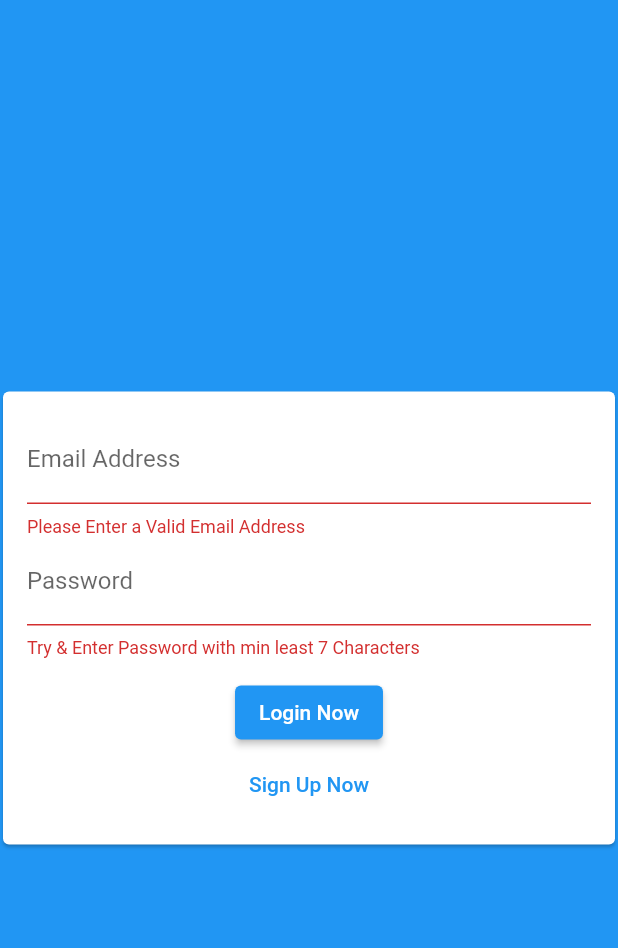
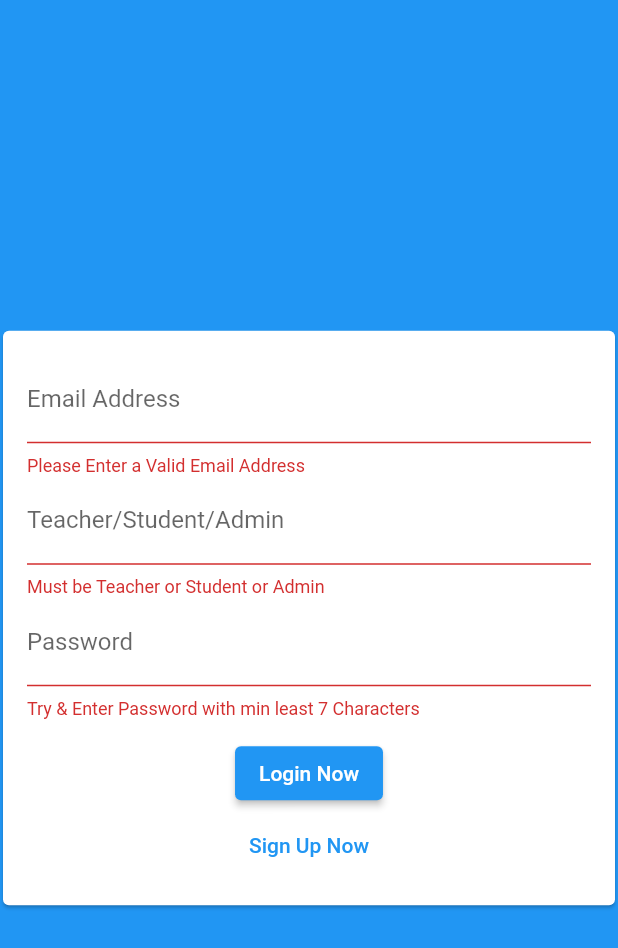
Before and after one commit to TrophyDevelopersUganda/Chat-Mobile-App-for-Web-Android-IOS-Mobile-By-Trophy-Developers-Uganda, a Flutter app: the screen it shows after launch, after a tap on "Login Now", on a phone screen of 412 x 824 dp. Shown: the top 948 px of the screen. Run offline on Flutter 3.47's test engine with Material 2 defaults, Android fonts, the phone set to English and light mode, and no system bars; our stand-ins replace cloud_firestore, firebase_auth, firebase_core; accounts and stored records are empty.

```diff
--- a/fullchatside/lib/main.dart
+++ b/fullchatside/lib/main.dart
@@ -1,12 +1,13 @@
+import 'package:firebase_auth/firebase_auth.dart';
 import 'package:firebase_core/firebase_core.dart';
 import 'package:flutter/material.dart';
 import 'package:fullchatside/screens_chat/auth_screen.dart';
-// import 'package:fullchatside/screens_chat/chat_screen.dart';
+import 'package:fullchatside/screens_chat/chat_screen.dart';
+Future<void> main() async {
 
-Future<void> main() async {
   WidgetsFlutterBinding.ensureInitialized();
   await Firebase.initializeApp();
-    runApp(const MyApp());
+  runApp(const MyApp());
 }
 
 class MyApp extends StatelessWidget {
@@ -15,23 +16,34 @@ class MyApp extends StatelessWidget {
   // This widget is the root of your application.
   @override
   Widget build(BuildContext context) {
-    return MaterialApp(debugShowCheckedModeBanner: false,
+    return MaterialApp(
+      debugShowCheckedModeBanner: false,
       title: 'Akaboozi ',
       theme: ThemeData(
-        primarySwatch: Colors.blue,
-        scaffoldBackgroundColor: Colors.blueAccent,
-        bottomAppBarColor: Colors.blueAccent,
-        backgroundColor:Colors.blueAccent,
+     bottomAppBarColor: Colors.blueAccent
+        // primarySwatch: Colors.white70,
+        // scaffoldBackgroundColor: Colors.blueAccent,
+        // bottomAppBarColor: Colors.blueAccent,
+        // backgroundColor: Colors.blueAccent,
       ),
-      home: const AuthScreen(),
+      home:StreamBuilder<User?>(
+          stream:    FirebaseAuth.instance.authStateChanges(),
+          builder: (ctx, userSnapshot) {
+            if (userSnapshot.hasData) {
+              return const ChatScreen();
+            }
+            return const AuthScreen();
+          }),
+      // const AuthScreen(),
     );
   }
 }
 // Future<void> main() async {
-//   runApp( const MyApp());
+
 
 //   WidgetsFlutterBinding.ensureInitialized();
 //   await Firebase.initializeApp();
+//   runApp( const MyApp());
 // }
 // class MyApp extends StatelessWidget {
 //   const MyApp({Key? key}) : super(key: key);
--- a/fullchatside/lib/screens_chat/auth_screen.dart
+++ b/fullchatside/lib/screens_chat/auth_screen.dart
@@ -17,9 +17,11 @@ class _AuthScreenState extends State<AuthScreen> {
   var _isLoading = false;
 
   void _submitAuthForm(
+
     String email,
     String password,
     String username,
+    String role,
     bool isLogin,
     BuildContext ctx,
   ) async {
@@ -41,7 +43,7 @@ class _AuthScreenState extends State<AuthScreen> {
             .collection('users')
             .doc(authResult.user!.uid)
             .set({'username':username,'email':email,
-            //  'password': password,
+       'role': role,
              });
       }
     } on PlatformException catch (err) {
@@ -72,11 +74,13 @@ class _AuthScreenState extends State<AuthScreen> {
 
   @override
   Widget build(BuildContext context) {
-    return Scaffold(
-      backgroundColor:  Colors.blue,
-      body: AuthForm(
-        _submitAuthForm,
-        _isLoading,
+    return SafeArea(  bottom: false,
+      child: Scaffold(
+        backgroundColor:  Colors.blue,
+        body: AuthForm(
+          _submitAuthForm,
+          _isLoading,
+        ),
       ),
     );
   }
--- a/fullchatside/lib/widgets/auths/auth_form.dart
+++ b/fullchatside/lib/widgets/auths/auth_form.dart
@@ -1,15 +1,14 @@
 import 'package:flutter/material.dart';
 
 class AuthForm extends StatefulWidget {
-  const AuthForm(
-    this.submitFn,
-    this.isLoading, {Key? key}) : super(key: key);
+  const AuthForm(this.submitFn, this.isLoading, {Key? key}) : super(key: key);
 
   final bool isLoading;
   final void Function(
     String email,
     String password,
     String userName,
+    String role,
     bool isLogin,
     BuildContext ctx,
   ) submitFn;
@@ -23,6 +22,7 @@ class _AuthFormState extends State<AuthForm> {
   var _userEmail = '';
   var _userName = '';
   var _userPassword = '';
+  var _role = "";
   void _trySubmit() {
     final isValid = _formKey.currentState?.validate();
     FocusScope.of(context).unfocus();
@@ -32,6 +32,7 @@ class _AuthFormState extends State<AuthForm> {
         _userEmail.trim().toLowerCase(),
         _userPassword.trim(),
         _userName.trim().toLowerCase(),
+        _role.trim(),
         _isLogin,
         context,
       );
@@ -89,6 +90,22 @@ class _AuthFormState extends State<AuthForm> {
                         },
                       ),
                             TextFormField(
+                        key: const ValueKey('role'),
+                        onSaved: (value) {
+                          _role = value!;
+                        },
+                        decoration:
+                            const InputDecoration(labelText: 'Teacher/Student/Admin'),
+                        validator: (value) {
+                          if (value!.isEmpty || value.length == 7 || value.length == 4  ) {
+                            return 'Must be Teacher or Student or Admin';
+                          }
+                          {
+                            return null;
+                          }
+                        },
+                      ),
+                    TextFormField(
                       key: const ValueKey('password'),
                       validator: (value) {
                         if (value!.isEmpty || value.length < 7) {
@@ -105,8 +122,7 @@ class _AuthFormState extends State<AuthForm> {
                       decoration: const InputDecoration(labelText: 'Password'),
                     ),
                     const SizedBox(height: 12),
-                    if (widget.isLoading)
-                    const CircularProgressIndicator(),
+                    if (widget.isLoading) const CircularProgressIndicator(),
                     if (!widget.isLoading)
                       ElevatedButton(
                         // style:ButtonStyle: RoundedRectangleBorder(borderRadius: BorderRadius.circular(20, )),
```
Also changed, not shown: fullchatside/lib/custom_shape.dart (added, +23 -0 lines), fullchatside/lib/screens_chat/chat_screen.dart (+63 -34 lines), fullchatside/lib/widgets/chats/message_bubble.dart (added, +12 -0 lines), fullchatside/lib/widgets/chats/messages.dart (added, +29 -0 lines), fullchatside/lib/widgets/chats/new_message.dart (added, +51 -0 lines), fullchatside/pubspec.yaml (+4 -3 lines), 2 other files. Lines whose indentation alone changed are shown as unchanged.
